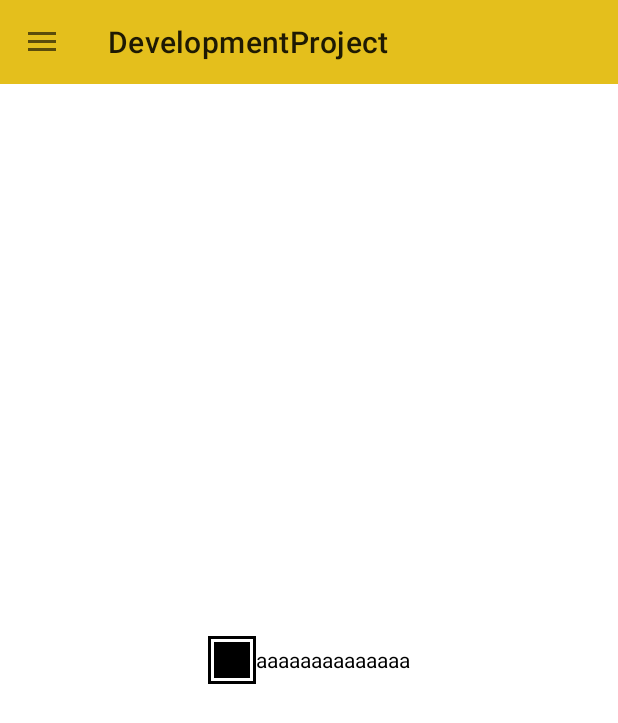
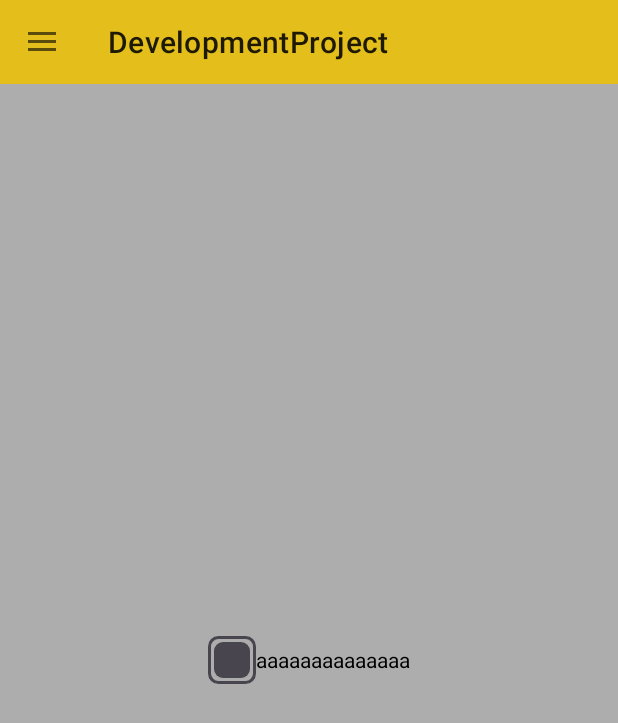
Before and after one commit to dogukanpayal/CitrusOrbit, an Android app: the Page1Fragment screen opened through its navigation route, on a phone screen of 412 x 824 dp. Shown: the top 723 px of the screen. Run offline under Robolectric (Android 15) with nearby library versions, the phone set to English and light mode, and no system bars; our stand-ins replace Firebase (no records; nobody signed in at launch, a user with empty details on screens opened directly).

Commit message:
Checkbox tasarımı tamamlandı.

```diff
--- a/DevelopmentProject/app/src/main/java/com/dogukanpayal/developmentproject/Page1Fragment.kt
+++ b/DevelopmentProject/app/src/main/java/com/dogukanpayal/developmentproject/Page1Fragment.kt
@@ -1,59 +1,53 @@
 package com.dogukanpayal.developmentproject
 
+import android.graphics.drawable.Animatable
+import android.graphics.drawable.AnimatedStateListDrawable
+import android.graphics.drawable.AnimatedVectorDrawable
+import android.graphics.drawable.LayerDrawable
 import android.os.Bundle
 import androidx.fragment.app.Fragment
 import android.view.LayoutInflater
 import android.view.View
 import android.view.ViewGroup
+import android.widget.CheckBox
+import androidx.appcompat.graphics.drawable.AnimatedStateListDrawableCompat
+import androidx.appcompat.widget.AppCompatCheckBox
+import androidx.core.content.ContextCompat
+import androidx.vectordrawable.graphics.drawable.AnimatedVectorDrawableCompat
 
-// TODO: Rename parameter arguments, choose names that match
-// the fragment initialization parameters, e.g. ARG_ITEM_NUMBER
-private const val ARG_PARAM1 = "param1"
-private const val ARG_PARAM2 = "param2"
-
-/**
- * A simple [Fragment] subclass.
- * Use the [Page1Fragment.newInstance] factory method to
- * create an instance of this fragment.
- */
 class Page1Fragment : Fragment() {
-    // TODO: Rename and change types of parameters
-    private var param1: String? = null
-    private var param2: String? = null
-
     override fun onCreate(savedInstanceState: Bundle?) {
         super.onCreate(savedInstanceState)
-        arguments?.let {
-            param1 = it.getString(ARG_PARAM1)
-            param2 = it.getString(ARG_PARAM2)
-        }
     }
 
     override fun onCreateView(
         inflater: LayoutInflater, container: ViewGroup?,
         savedInstanceState: Bundle?
     ): View? {
-        // Inflate the layout for this fragment
         return inflater.inflate(R.layout.fragment_page1, container, false)
     }
 
-    companion object {
-        /**
-         * Use this factory method to create a new instance of
-         * this fragment using the provided parameters.
-         *
-         * @param param1 Parameter 1.
-         * @param param2 Parameter 2.
-         * @return A new instance of fragment Page1Fragment.
-         */
-        // TODO: Rename and change types and number of parameters
-        @JvmStatic
-        fun newInstance(param1: String, param2: String) =
-            Page1Fragment().apply {
-                arguments = Bundle().apply {
-                    putString(ARG_PARAM1, param1)
-                    putString(ARG_PARAM2, param2)
-                }
+    override fun onViewCreated(view: View, savedInstanceState: Bundle?) {
+        val cb = view.findViewById<AppCompatCheckBox>(R.id.checkBox2)
+        cb.buttonDrawable =
+            ContextCompat.getDrawable(requireContext(), R.drawable.checkbox_unchecked)
+
+        cb.setOnCheckedChangeListener { buttonView, isChecked ->
+            if (isChecked) {
+                val ld = ContextCompat
+                    .getDrawable(requireContext(), R.drawable.checkbox_checked_layer)!!
+                        as LayerDrawable
+                buttonView.buttonDrawable = ld
+
+                val tick = ld.findDrawableByLayerId(R.id.layer_tick)
+                if (tick is Animatable) tick.start()
             }
+            else {
+                buttonView.buttonDrawable =
+                    ContextCompat.getDrawable(requireContext(), R.drawable.checkbox_unchecked)
+            }
+        }
     }
+
+
 }
--- /dev/null
+++ b/DevelopmentProject/app/src/main/res/animator/anim_check_path.xml
@@ -0,0 +1,7 @@
+<?xml version="1.0" encoding="utf-8"?>
+<objectAnimator xmlns:android="http://schemas.android.com/apk/res/android"
+    android:duration="200"
+    android:propertyName="trimPathEnd"
+    android:valueFrom="0"
+    android:valueTo="1"
+    android:valueType="floatType" />
--- /dev/null
+++ b/DevelopmentProject/app/src/main/res/drawable/avd_checkbox_check.xml
@@ -0,0 +1,7 @@
+<?xml version="1.0" encoding="utf-8"?>
+<animated-vector xmlns:android="http://schemas.android.com/apk/res/android"
+    android:drawable="@drawable/ic_checked_white">
+    <target
+        android:name="check_path"
+        android:animation="@animator/anim_check_path" />
+</animated-vector>
--- a/DevelopmentProject/app/src/main/res/drawable/checkbox_checked.xml
+++ b/DevelopmentProject/app/src/main/res/drawable/checkbox_checked_layer.xml
@@ -5,7 +5,9 @@
         <shape
             android:shape="rectangle">
             <size android:width="24dp" android:height="24dp"/>
-            <solid android:color="@color/black"/>
+            <solid android:color="@android:color/transparent"/>
+            <stroke android:color="@color/blackGray" android:width="2dp"></stroke>
+            <corners android:radius="6dp"></corners>
         </shape>
     </item>
 
@@ -19,7 +21,7 @@
             android:shape="rectangle"
             >
             <size android:width="24dp" android:height="24dp"></size>
-            <solid android:color="@color/white"></solid>
+            <solid android:color="@android:color/transparent"></solid>
         </shape>
     </item>
 
@@ -33,8 +35,14 @@
             android:shape="rectangle"
             >
             <size android:width="24dp" android:height="24dp"></size>
-            <solid android:color="@color/black"></solid>
+            <solid android:color="@color/blackGray"></solid>
+            <corners android:radius="6dp"></corners>
         </shape>
     </item>
-    <item android:drawable="@drawable/ic_checked_white" android:gravity="center"/>
+
+
+    <item
+        android:id="@+id/layer_tick"
+        android:drawable="@drawable/avd_checkbox_check"
+        android:gravity="center"/>
 </layer-list>
--- a/DevelopmentProject/app/src/main/res/drawable/checkbox_unchecked.xml
+++ b/DevelopmentProject/app/src/main/res/drawable/checkbox_unchecked.xml
@@ -6,7 +6,9 @@
             <shape
                 android:shape="rectangle">
                 <size android:width="24dp" android:height="24dp"/>
-                <solid android:color="@color/black"/>
+                <solid android:color="@android:color/transparent"/>
+                <stroke android:color="@color/blackGray" android:width="2dp"></stroke>
+                <corners android:radius="6dp"></corners>
             </shape>
         </item>
 
@@ -20,7 +22,8 @@
                 android:shape="rectangle"
                 >
                 <size android:width="24dp" android:height="24dp"></size>
-                <solid android:color="@color/white"></solid>
+                <solid android:color="@android:color/transparent"></solid>
+
             </shape>
         </item>
 
@@ -34,7 +37,8 @@
                 android:shape="rectangle"
                 >
                 <size android:width="24dp" android:height="24dp"></size>
-                <solid android:color="@color/black"></solid>
+                <solid android:color="@color/blackGray"></solid>
+                <corners android:radius="6dp"></corners>
             </shape>
         </item>
     </layer-list>
--- a/DevelopmentProject/app/src/main/res/drawable/ic_checked_white.xml
+++ b/DevelopmentProject/app/src/main/res/drawable/ic_checked_white.xml
@@ -1,7 +1,13 @@
 <vector xmlns:android="http://schemas.android.com/apk/res/android"
-    android:width="16dp" android:height="16dp"
+    android:name="checkbox_vector"
+    android:width="24dp" android:height="24dp"
     android:viewportWidth="24" android:viewportHeight="24">
     <path
-        android:fillColor="@android:color/white"
-        android:pathData="M9,16.2L4.8,12l-1.4,1.4L9,19l12,-12l-1.4,-1.4z"/>
+        android:name="check_path"
+        android:fillColor="@android:color/transparent"
+        android:strokeColor="@android:color/white"
+        android:strokeWidth="2"
+        android:pathData="M4,12 L10,18 L20,6"
+        android:trimPathStart="0"
+        android:trimPathEnd="0"/>
 </vector>
--- a/DevelopmentProject/app/src/main/res/layout/fragment_page1.xml
+++ b/DevelopmentProject/app/src/main/res/layout/fragment_page1.xml
@@ -4,7 +4,9 @@
     xmlns:tools="http://schemas.android.com/tools"
     android:layout_width="match_parent"
     android:layout_height="match_parent"
-    tools:context=".Page1Fragment">
+    tools:context=".Page1Fragment"
+    android:background="@color/gray"
+    >
 
     <androidx.constraintlayout.widget.ConstraintLayout
         android:layout_width="match_parent"
@@ -18,9 +20,7 @@
             android:layout_width="wrap_content"
             android:layout_height="wrap_content"
             android:text="aaaaaaaaaaaaaa"
-            app:buttonCompat="@drawable/checkbox_selector"
-            android:buttonTint="@null"
-            app:buttonTint="@null"
+            app:buttonCompat="@null"
             app:layout_constraintBottom_toBottomOf="parent"
             app:layout_constraintEnd_toEndOf="parent"
             app:layout_constraintStart_toStartOf="parent"
```
Also changed, not shown: DevelopmentProject/app/src/main/res/drawable/checkbox_selector.xml (+21 -7 lines).
